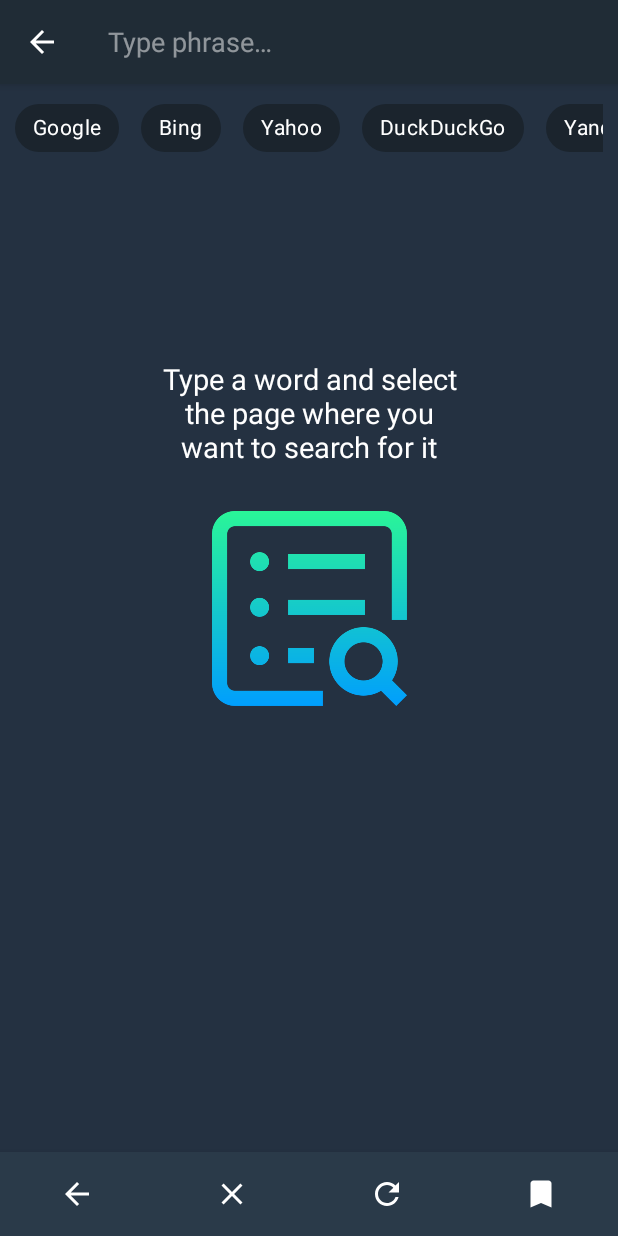
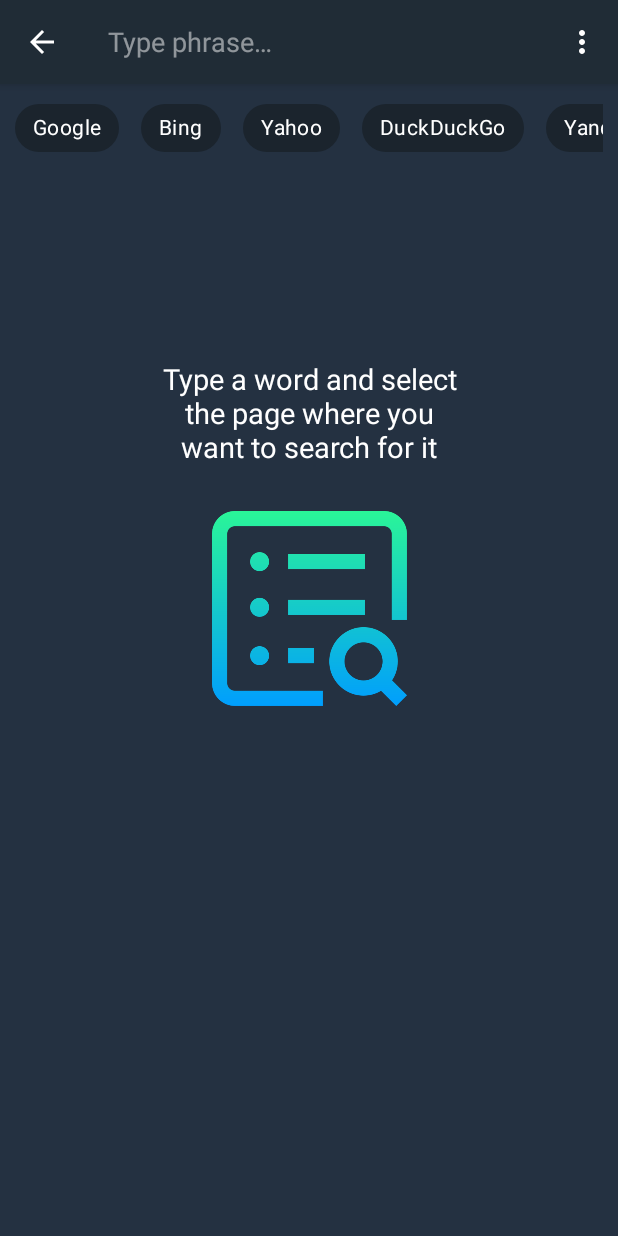
Before and after one commit to BartekReterski/Search-Word, an Android app: the screen it shows after launch (MainActivity), after a tap on "Search", on a phone screen of 412 x 824 dp. Run offline under Robolectric (Android 15) with nearby library versions, the phone set to English and light mode, and no system bars; our stand-ins replace Dagger/Hilt's generated code, Room's generated code.

Commit message:
-hiding bottomNavigation -hiding menu items when Webview is loaded(need to find a place where to call this function) -added Netflix,Spotify and Google Maps search

```diff
--- a/Searchword/app/src/main/java/com/searchdirectly/searchword/presentation/fragments/HomeFragment.kt
+++ b/Searchword/app/src/main/java/com/searchdirectly/searchword/presentation/fragments/HomeFragment.kt
@@ -36,6 +36,7 @@ import kotlinx.coroutines.flow.map
 import kotlinx.coroutines.launch
 import java.text.DateFormat
 
+
 @AndroidEntryPoint
 class HomeFragment : Fragment() {
 
@@ -53,7 +54,7 @@ class HomeFragment : Fragment() {
         inflater: LayoutInflater, container: ViewGroup?,
         savedInstanceState: Bundle?
     ): View {
-        activity?.title = "Search word"
+        activity?.title = getString(R.string.HomeFragmentTitle)
         _binding = FragmentHomeBinding.inflate(inflater, container, false)
         return binding.root
     }
@@ -99,12 +100,11 @@ class HomeFragment : Fragment() {
                 val search = menu.findItem(R.id.action_search)
                 searchView = search?.actionView as SearchView
                 searchView.queryHint = getString(R.string.search_query_hint)
-                openSearchView(search)
 
                 searchView.setOnQueryTextListener(object : SearchView.OnQueryTextListener {
                     override fun onQueryTextSubmit(query: String?): Boolean {
+                        querySearch = query
                         resetSharedPreferences()
-                        querySearch = query
                         if (querySearch.isNullOrEmpty().not() && selectedChips()) {
                             viewModel.getWebsiteDataByName(savedCurrentSiteName)
                             observeViewModel()
@@ -124,22 +124,10 @@ class HomeFragment : Fragment() {
                     }
                 })
             }
-            override fun onPrepareMenu(menu: Menu) {
-                if(binding.webview.isVisible){
-                    view?.hideSoftInput()
-                    menu.findItem(R.id.action_save).isVisible = true
-                    menu.findItem(R.id.action_share).isVisible = true
-                    menu.findItem(R.id.action_more).isVisible = true
-                    menu.findItem(R.id.action_open_browser).isVisible = true
-                    menu.findItem(R.id.action_about).isVisible = true
-                }else{
-                    menu.findItem(R.id.action_save).isVisible = false
-                    menu.findItem(R.id.action_share).isVisible = false
-                    menu.findItem(R.id.action_more).isVisible = false
-                    menu.findItem(R.id.action_open_browser).isVisible = false
-                    menu.findItem(R.id.action_about).isVisible = false
-                }
-            }
+
+//            override fun onPrepareMenu(menu: Menu) {
+//                menu.findItem(R.id.action_more).isVisible = binding.webview.isVisible
+//            }
 
             override fun onMenuItemSelected(menuItem: MenuItem): Boolean {
                 return when (menuItem.itemId) {
@@ -162,11 +150,6 @@ class HomeFragment : Fragment() {
                 }
             }
         }, viewLifecycleOwner, Lifecycle.State.RESUMED)
-    }
-
-    private fun openSearchView(search: MenuItem) {
-        //search.expandActionView()
-        searchView.setQuery(querySearch, false)
     }
 
     private fun observeViewModel() {
@@ -267,12 +250,22 @@ class HomeFragment : Fragment() {
     }
 
     inner class WebChromeClient : android.webkit.WebChromeClient() {
+
+        override fun onPermissionRequest(request: PermissionRequest) {
+            val resources = request.resources
+            for (i in resources?.indices!!) {
+                if (PermissionRequest.RESOURCE_PROTECTED_MEDIA_ID == resources[i]) {
+                    request.grant(resources)
+                    return
+                }
+            }
+            super.onPermissionRequest(request)
+        }
         override fun onProgressChanged(view: WebView?, newProgress: Int) {
             binding.progressBarHorizontal.visibility = View.VISIBLE
             binding.progressBarHorizontal.setProgress(newProgress, true)
             if (newProgress == 100) {
                 binding.progressBarHorizontal.visibility = View.GONE
-                //activity?.invalidateOptionsMenu()
             }
         }
     }
@@ -289,7 +282,7 @@ class HomeFragment : Fragment() {
         override fun shouldOverrideUrlLoading(
             view: WebView?,
             request: WebResourceRequest
-        ):  Boolean {
+        ): Boolean {
             val uri = request.url
             view?.loadUrl(uri.toString())
             return false
@@ -298,13 +291,23 @@ class HomeFragment : Fragment() {
         // ProgressBar will disappear once page is loaded
         override fun onPageFinished(view: WebView, url: String) {
             super.onPageFinished(view, url)
-            binding.progressBarHorizontal.visibility = View.GONE
-            binding.webview.visibility = View.VISIBLE
-            binding.textViewHelper.visibility = View.GONE
-            binding.imageViewHelper.visibility = View.GONE
-            view.hideSoftInput()
-            //activity?.invalidateOptionsMenu()
+            manipulateLayoutVisibilityOnPageFinished(view)
+
         }
+    }
+
+    private fun manipulateLayoutVisibilityOnPageFinished(view: WebView) {
+        binding.progressBarHorizontal.visibility = View.GONE
+        binding.webview.visibility = View.VISIBLE
+        binding.textViewHelper.visibility = View.GONE
+        binding.imageViewHelper.visibility = View.GONE
+//        if (binding.webview.isVisible) {
+//            val bottomNavigationView =
+//                requireActivity().findViewById<BottomNavigationView>(R.id.bottom_navigation)
+//            bottomNavigationView.visibility = View.VISIBLE
+//            activity?.invalidateOptionsMenu()
+//        }
+        view.hideSoftInput()
     }
 
     private fun setupChips() {
@@ -340,19 +343,23 @@ class HomeFragment : Fragment() {
     }
 
     //hide keyboard
-    fun View.hideSoftInput() {
+    private fun View.hideSoftInput() {
         val inputMethodManager =
             context.getSystemService(Context.INPUT_METHOD_SERVICE) as InputMethodManager
         inputMethodManager.hideSoftInputFromWindow(windowToken, 0)
     }
 
+//    private fun Fragment.hideKeyboard() = ViewCompat.getWindowInsetsController(requireView())
+//        ?.hide(WindowInsetsCompat.Type.ime())
+
     fun closeWebView(context: Context) {
         if (binding.webview.isVisible) {
+            view?.hideSoftInput()
             binding.webview.visibility = View.GONE
             binding.textViewHelper.visibility = View.VISIBLE
             binding.imageViewHelper.visibility = View.VISIBLE
-            searchView.setQuery("", false)
-
+            //searchView.setQuery("", false)
+            //hideKeyboard()
         }
     }
 
--- a/Searchword/app/src/main/res/layout/activity_main.xml
+++ b/Searchword/app/src/main/res/layout/activity_main.xml
@@ -22,6 +22,7 @@
         android:id="@+id/bottom_navigation"
         android:layout_width="match_parent"
         android:layout_height="wrap_content"
+        android:visibility="gone"
         android:background="@color/blue_light"
         app:itemIconTint="@color/white"
         app:itemTextColor="@color/white"
--- a/Searchword/app/src/main/res/layout/fragment_home.xml
+++ b/Searchword/app/src/main/res/layout/fragment_home.xml
@@ -67,10 +67,10 @@
             <com.google.android.material.chip.Chip
                 android:id="@+id/twitter_chip"
                 style="@style/CustomStyleChip"
-                android:visibility="gone"
                 android:layout_width="wrap_content"
                 android:layout_height="wrap_content"
-                android:text="@string/twitter_name" />
+                android:text="@string/twitter_name"
+                android:visibility="gone" />
 
             <com.google.android.material.chip.Chip
                 android:id="@+id/youtube_chip"
@@ -82,10 +82,10 @@
             <com.google.android.material.chip.Chip
                 android:id="@+id/tiktok_chip"
                 style="@style/CustomStyleChip"
-                android:visibility="gone"
                 android:layout_width="wrap_content"
                 android:layout_height="wrap_content"
-                android:text="@string/tiktok_name" />
+                android:text="@string/tiktok_name"
+                android:visibility="gone" />
 
             <com.google.android.material.chip.Chip
                 android:id="@+id/instagram_chip"
@@ -93,6 +93,28 @@
                 android:layout_width="wrap_content"
                 android:layout_height="wrap_content"
                 android:text="@string/instagram_name" />
+
+            <com.google.android.material.chip.Chip
+                android:id="@+id/netflix_chip"
+                style="@style/CustomStyleChip"
+                android:visibility="gone"
+                android:layout_width="wrap_content"
+                android:layout_height="wrap_content"
+                android:text="@string/netflix_name" />
+
+            <com.google.android.material.chip.Chip
+                android:id="@+id/spotify_chip"
+                style="@style/CustomStyleChip"
+                android:layout_width="wrap_content"
+                android:layout_height="wrap_content"
+                android:text="@string/spotify_name" />
+
+            <com.google.android.material.chip.Chip
+                android:id="@+id/google_maps"
+                style="@style/CustomStyleChip"
+                android:layout_width="wrap_content"
+                android:layout_height="wrap_content"
+                android:text="@string/google_maps_name" />
 
             <com.google.android.material.chip.Chip
                 android:id="@+id/reddit_chip"
@@ -131,11 +153,11 @@
 
             <com.google.android.material.chip.Chip
                 android:id="@+id/dictionary_chip"
-                android:visibility="gone"
                 style="@style/CustomStyleChip"
                 android:layout_width="wrap_content"
                 android:layout_height="wrap_content"
-                android:text="@string/dictionary_name" />
+                android:text="@string/dictionary_name"
+                android:visibility="gone" />
 
         </com.google.android.material.chip.ChipGroup>
     </HorizontalScrollView>
@@ -144,8 +166,8 @@
         android:id="@+id/textViewHelper"
         android:layout_width="200dp"
         android:layout_height="wrap_content"
+        android:layout_marginTop="130dp"
         android:gravity="center"
-        android:layout_marginTop="130dp"
         android:text="@string/text_view_helper_home_fragment"
         android:textColor="@color/white"
         android:textSize="19sp"
@@ -176,13 +198,13 @@
 
     <com.google.android.material.progressindicator.LinearProgressIndicator
         android:id="@+id/progressBarHorizontal"
-        app:trackColor="@color/white"
-        app:indicatorColor="@color/green_700"
-        android:visibility="gone"
         android:layout_width="match_parent"
         android:layout_height="wrap_content"
+        android:visibility="gone"
+        app:indicatorColor="@color/green_700"
         app:layout_constraintEnd_toEndOf="parent"
         app:layout_constraintStart_toStartOf="parent"
-        app:layout_constraintTop_toBottomOf="@id/horizontal_scroll_view" />
+        app:layout_constraintTop_toBottomOf="@id/horizontal_scroll_view"
+        app:trackColor="@color/white" />
 
 </androidx.constraintlayout.widget.ConstraintLayout>
--- a/Searchword/app/src/main/res/values/strings.xml
+++ b/Searchword/app/src/main/res/values/strings.xml
@@ -55,9 +55,9 @@
     <string name="instagram_name">Instagram</string>
     <string name="yandex_name">Yandex</string>
     <string name="duck_duck_go">DuckDuckGo</string>
-    <string name="netflix">Netflix</string>
-    <string name="spotify">Spotify</string>
-    <string name="google_maps">Google Maps</string>
+    <string name="netflix_name">Netflix</string>
+    <string name="spotify_name">Spotify</string>
+    <string name="google_maps_name">Google Maps</string>
     <string name="google_value">https://www.google.com/search?</string>
     <string name="google_endpoint">q=</string>
     <string name="bing_value">https://www.bing.com/search?</string>
@@ -82,4 +82,9 @@
     <string name="ebay_endpoint">nkw=</string>
     <string name="pinterest_value">https://pl.pinterest.com/search/pins/?</string>
     <string name="pinterest_endpoint">q=</string>
+    <string name="netflix_value">https://www.netflix.com/search?</string>
+    <string name="netflix_endpoint">q=</string>
+    <string name="spotify_value">https://open.spotify.com/search/results/</string>
+    <string name="google_maps_value">https://google.com/maps/search/</string>
+    <string name="HomeFragmentTitle">Search word</string>
 </resources>
```
Also changed, not shown: Searchword/app/src/main/java/com/searchdirectly/searchword/domain/data/repositories/SearchWordRepository.kt (+16 -2 lines).
